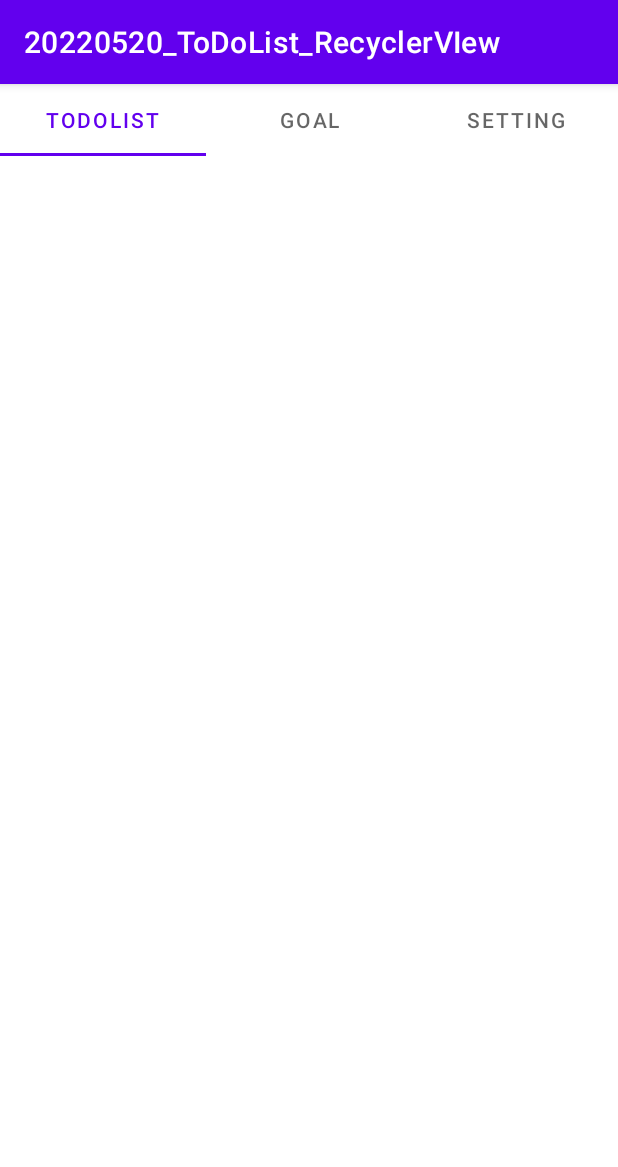
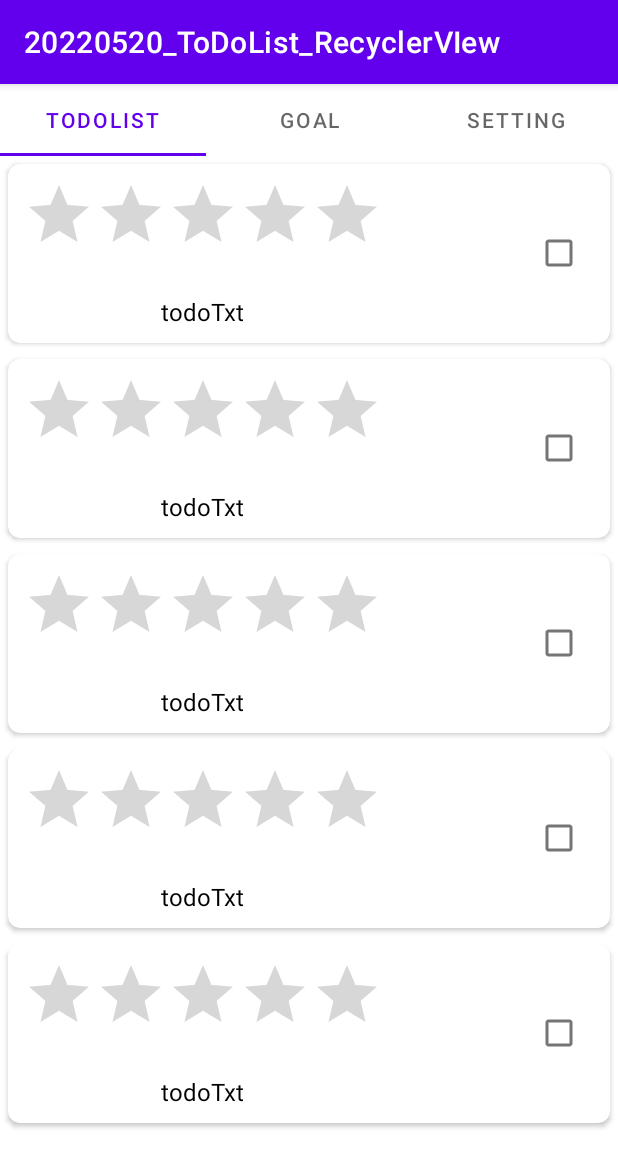
Before and after one commit to KoPoine/20220520_ToDoList_RecyclerVIew, an Android app: the screen it shows after launch (MainActivity), on a phone screen of 412 x 824 dp. Shown: the top 1167 px of the screen. Run offline under Robolectric (Android 15) with nearby library versions, the phone set to English and light mode, and no system bars.

```diff
--- a/app/src/main/java/com/neppplus/a20220520_todolist_recyclerview/adapters/TodoRecyclerViewAdapter.kt
+++ b/app/src/main/java/com/neppplus/a20220520_todolist_recyclerview/adapters/TodoRecyclerViewAdapter.kt
@@ -16,7 +16,7 @@ class TodoRecyclerViewAdapter(val mContext : Context, val mList : List<TodoData>
     }
 
     override fun onBindViewHolder(holder: MyViewHolder, position: Int) {
-        TODO("Not yet implemented")
+        holder.bind(mList[position])
     }
 
     override fun getItemCount(): Int {
@@ -24,6 +24,9 @@ class TodoRecyclerViewAdapter(val mContext : Context, val mList : List<TodoData>
     }
 
     inner class MyViewHolder(view : View):RecyclerView.ViewHolder(view) {
+        fun bind(item : TodoData) {
+
+        }
 
     }
 }
--- a/app/src/main/java/com/neppplus/a20220520_todolist_recyclerview/fragments/TodoFragment.kt
+++ b/app/src/main/java/com/neppplus/a20220520_todolist_recyclerview/fragments/TodoFragment.kt
@@ -5,9 +5,18 @@ import android.view.LayoutInflater
 import android.view.View
 import android.view.ViewGroup
 import androidx.fragment.app.Fragment
+import androidx.recyclerview.widget.LinearLayoutManager
+import androidx.recyclerview.widget.RecyclerView
 import com.neppplus.a20220520_todolist_recyclerview.R
+import com.neppplus.a20220520_todolist_recyclerview.adapters.TodoRecyclerViewAdapter
+import com.neppplus.a20220520_todolist_recyclerview.models.TodoData
+import kotlinx.android.synthetic.main.fragment_todo.*
 
 class TodoFragment : Fragment(){
+
+    var todoList = ArrayList<TodoData>()
+
+    lateinit var mTodoAdapter : TodoRecyclerViewAdapter
 
     override fun onCreateView(
         inflater: LayoutInflater,
@@ -16,4 +25,31 @@ class TodoFragment : Fragment(){
     ): View? {
         return inflater.inflate(R.layout.fragment_todo, container, false)
     }
+
+    override fun onActivityCreated(savedInstanceState: Bundle?) {
+        super.onActivityCreated(savedInstanceState)
+        setupEvents()
+        setValues()
+    }
+
+    override fun onViewCreated(view: View, savedInstanceState: Bundle?) {
+        super.onViewCreated(view, savedInstanceState)
+        if (todoList.isEmpty()) {
+            todoList.add( TodoData(4.5, "오늘 수업 수강하기", "neppPlus 학원", false) )
+            todoList.add( TodoData(4.0, "오늘 수업 복습하기", "집", false) )
+            todoList.add( TodoData(3.5, "오늘 수업 출석하기", "neppPlus 학원", true) )
+            todoList.add( TodoData(3.0, "오늘 수업 수강하기", "neppPlus 학원", false) )
+            todoList.add( TodoData(2.5, "오늘 수업 수강하기", "neppPlus 학원", false) )
+        }
+    }
+
+    fun setupEvents() {
+
+    }
+
+    fun setValues() {
+        mTodoAdapter = TodoRecyclerViewAdapter(requireContext(), todoList)
+        todoRecyclerView.adapter = mTodoAdapter
+        todoRecyclerView.layoutManager = LinearLayoutManager(requireContext())
+    }
 }
--- a/app/src/main/res/layout/todo_list_item.xml
+++ b/app/src/main/res/layout/todo_list_item.xml
@@ -2,7 +2,9 @@
 <androidx.cardview.widget.CardView xmlns:android="http://schemas.android.com/apk/res/android"
     android:layout_width="match_parent"
     android:layout_height="wrap_content"
-    android:layout_margin="5dp">
+    xmlns:app="http://schemas.android.com/apk/res-auto"
+    android:layout_margin="5dp"
+    app:cardCornerRadius="8dp">
 
     <LinearLayout
         android:layout_width="match_parent"
@@ -20,7 +22,9 @@
             <RatingBar
                 android:id="@+id/todoRatingBar"
                 android:layout_width="wrap_content"
-                android:layout_height="wrap_content"/>
+                android:layout_height="wrap_content"
+                android:isIndicator="true"
+                android:stepSize="0.5"/>
 
             <TextView
                 android:id="@+id/todoTxt"
```
